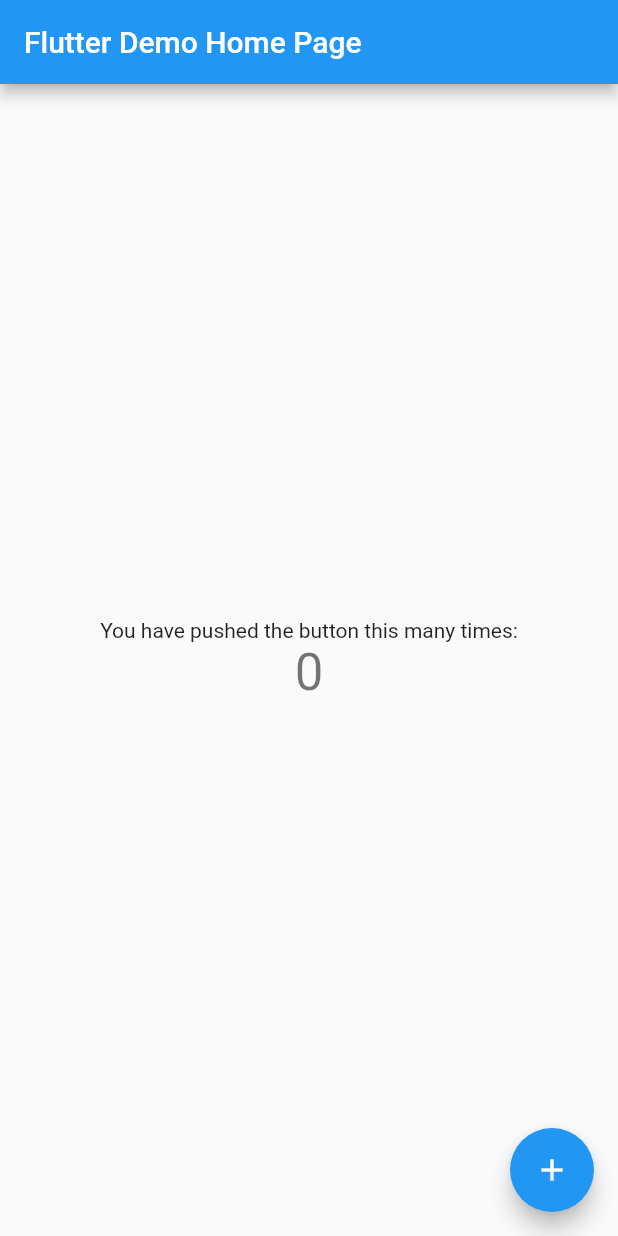
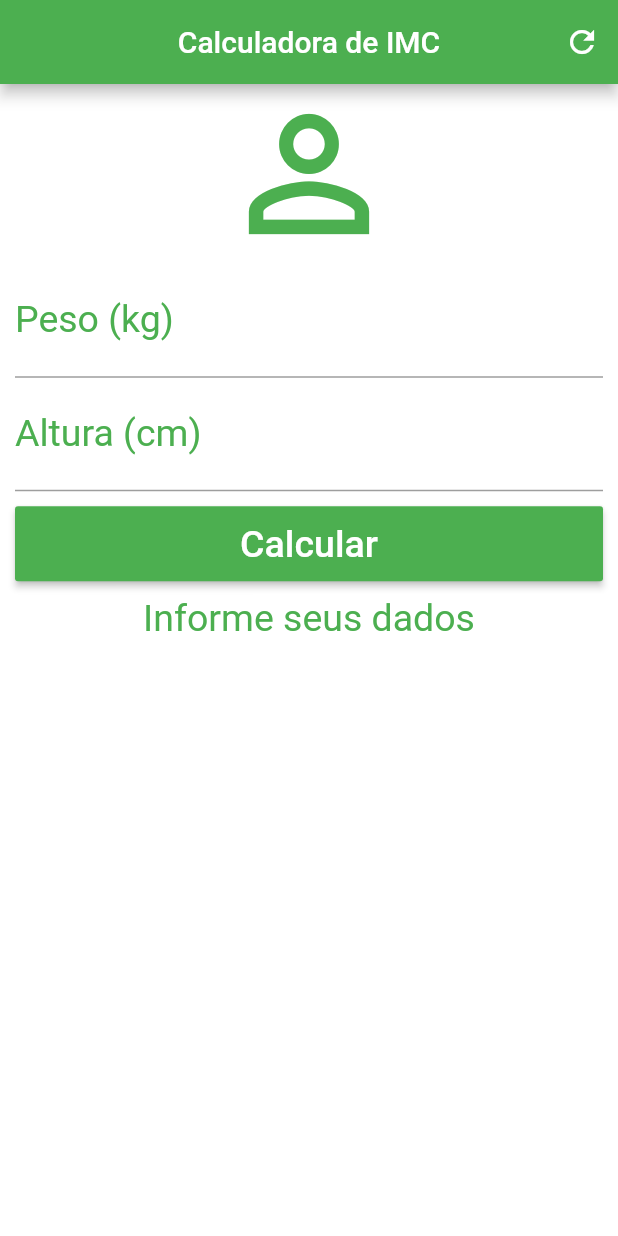
Before and after one commit to NeyBrito/IMC_Dart, a Flutter app: the screen it shows after launch, on a phone screen of 412 x 824 dp. Run offline on Flutter 3.47's test engine with Material 2 defaults, Android fonts, the phone set to English and light mode, and no system bars.

Commit message:
App Concluido

```diff
--- a/lib/main.dart
+++ b/lib/main.dart
@@ -1,113 +1,133 @@
 import 'package:flutter/material.dart';
 
 void main() {
-  runApp(MyApp());
+  runApp(MaterialApp(
+    home: Home(),
+  ));
 }
 
-class MyApp extends StatelessWidget {
-  // This widget is the root of your application.
+class Home extends StatefulWidget {
   @override
-  Widget build(BuildContext context) {
-    return MaterialApp(
-      title: 'Flutter Demo',
-      theme: ThemeData(
-        // This is the theme of your application.
-        //
-        // Try running your application with "flutter run". You'll see the
-        // application has a blue toolbar. Then, without quitting the app, try
-        // changing the primarySwatch below to Colors.green and then invoke
-        // "hot reload" (press "r" in the console where you ran "flutter run",
-        // or simply save your changes to "hot reload" in a Flutter IDE).
-        // Notice that the counter didn't reset back to zero; the application
-        // is not restarted.
-        primarySwatch: Colors.blue,
-      ),
-      home: MyHomePage(title: 'Flutter Demo Home Page'),
-    );
-  }
+  _HomeState createState() => _HomeState();
 }
 
-class MyHomePage extends StatefulWidget {
-  MyHomePage({Key key, this.title}) : super(key: key);
+class _HomeState extends State<Home> {
+  TextEditingController weightController = TextEditingController();
+  TextEditingController heightController = TextEditingController();
+  GlobalKey<FormState> _formKey = GlobalKey<FormState>();
 
-  // This widget is the home page of your application. It is stateful, meaning
-  // that it has a State object (defined below) that contains fields that affect
-  // how it looks.
+  String _infoText = "Informe seus dados";
 
-  // This class is the configuration for the state. It holds the values (in this
-  // case the title) provided by the parent (in this case the App widget) and
-  // used by the build method of the State. Fields in a Widget subclass are
-  // always marked "final".
-
-  final String title;
-
-  @override
-  _MyHomePageState createState() => _MyHomePageState();
+  void _resetFilds() {
+    weightController.text = " ";
+    heightController.text = " ";
+    setState(() {
+      _infoText = "Informe seus dados";
+      _formKey = GlobalKey<FormState>();
+    });
   }
 
-class _MyHomePageState extends State<MyHomePage> {
-  int _counter = 0;
-
-  void _incrementCounter() {
+  void _calculate() {
     setState(() {
-      // This call to setState tells the Flutter framework that something has
-      // changed in this State, which causes it to rerun the build method below
-      // so that the display can reflect the updated values. If we changed
-      // _counter without calling setState(), then the build method would not be
-      // called again, and so nothing would appear to happen.
-      _counter++;
+      double wight = double.parse(weightController.text);
+      double height = double.parse(heightController.text) / 100;
+      double imc = wight / (height * height);
+      if (imc < 18.6) {
+        _infoText = "Abaixo do Peso (${imc.toStringAsPrecision(4)})";
+      } else if (imc >= 18.6 && imc < 24.9) {
+        _infoText = "Peso ideal (${imc.toStringAsPrecision(4)})";
+      } else if (imc >= 24.9 && imc < 29.9) {
+        _infoText = "Levemente Acima do Peso (${imc.toStringAsPrecision(4)})";
+      } else if (imc >= 29.9 && imc < 34.9) {
+        _infoText = "Obesidade Grau I (${imc.toStringAsPrecision(4)})";
+      } else if (imc >= 40.0) {
+        _infoText = "Obesidade Grau III (${imc.toStringAsPrecision(4)})";
+      }
     });
   }
 
   @override
   Widget build(BuildContext context) {
-    // This method is rerun every time setState is called, for instance as done
-    // by the _incrementCounter method above.
-    //
-    // The Flutter framework has been optimized to make rerunning build methods
-    // fast, so that you can just rebuild anything that needs updating rather
-    // than having to individually change instances of widgets.
     return Scaffold(
       appBar: AppBar(
-        // Here we take the value from the MyHomePage object that was created by
-        // the App.build method, and use it to set our appbar title.
-        title: Text(widget.title),
+        title: Text("Calculadora de IMC"),
+        centerTitle: true,
+        backgroundColor: Colors.green,
+        actions: <Widget>[
+          IconButton(
+            icon: Icon(Icons.refresh),
+            onPressed: () {
+              _resetFilds();
+            },
+          )
+        ],
       ),
-      body: Center(
-        // Center is a layout widget. It takes a single child and positions it
-        // in the middle of the parent.
+      backgroundColor: Colors.white,
+      body: SingleChildScrollView(
+        padding: EdgeInsets.fromLTRB(10.0, 0.0, 10.0, 0.0),
+        child: Form(
+          key: _formKey,
           child: Column(
-          // Column is also a layout widget. It takes a list of children and
-          // arranges them vertically. By default, it sizes itself to fit its
-          // children horizontally, and tries to be as tall as its parent.
-          //
-          // Invoke "debug painting" (press "p" in the console, choose the
-          // "Toggle Debug Paint" action from the Flutter Inspector in Android
-          // Studio, or the "Toggle Debug Paint" command in Visual Studio Code)
-          // to see the wireframe for each widget.
-          //
-          // Column has various properties to control how it sizes itself and
-          // how it positions its children. Here we use mainAxisAlignment to
-          // center the children vertically; the main axis here is the vertical
-          // axis because Columns are vertical (the cross axis would be
-          // horizontal).
-          mainAxisAlignment: MainAxisAlignment.center,
+            crossAxisAlignment: CrossAxisAlignment.stretch,
             children: <Widget>[
-            Text(
-              'You have pushed the button this many times:',
+              Icon(Icons.person_outline, size: 120.0, color: Colors.green),
+              TextFormField(
+                keyboardType: TextInputType.number,
+                decoration: InputDecoration(
+                  labelText: "Peso (kg)",
+                  labelStyle: TextStyle(color: Colors.green),
+                ),
+                textAlign: TextAlign.center,
+                style: TextStyle(color: Colors.green, fontSize: 25.0),
+                controller: weightController,
+                validator: (value){
+                  if(value.isEmpty){
+                    return "Insira seu Peso!";
+                  }
+                },
+              ),
+              TextFormField(
+                keyboardType: TextInputType.number,
+                decoration: InputDecoration(
+                  labelText: "Altura (cm)",
+                  labelStyle: TextStyle(color: Colors.green),
+                ),
+                textAlign: TextAlign.center,
+                style: TextStyle(color: Colors.green, fontSize: 25.0),
+                controller: heightController,
+                validator: (value) {
+                  if(value.isEmpty){
+                    return "Insira sua Altura!";
+                  }
+                },
+              ),
+              Padding(
+                padding: EdgeInsets.only(top: 10.0, bottom: 10.0),
+                child: Container(
+                  height: 50.00,
+                  child: RaisedButton(
+                    onPressed: () {
+                      if (_formKey.currentState.validate()) {
+                        _calculate();
+                      }
+                    },
+                    child: Text(
+                      "Calcular",
+                      style: TextStyle(color: Colors.white, fontSize: 25.0),
+                    ),
+                    color: Colors.green,
+                  ),
+                ),
               ),
               Text(
-              '$_counter',
-              style: Theme.of(context).textTheme.headline4,
+                _infoText,
+                textAlign: TextAlign.center,
+                style: TextStyle(color: Colors.green, fontSize: 25.0),
               ),
             ],
           ),
         ),
-      floatingActionButton: FloatingActionButton(
-        onPressed: _incrementCounter,
-        tooltip: 'Increment',
-        child: Icon(Icons.add),
-      ), // This trailing comma makes auto-formatting nicer for build methods.
+      ),
     );
   }
 }
```
Also changed, not shown: 1 other file. Lines whose indentation alone changed are shown as unchanged.
